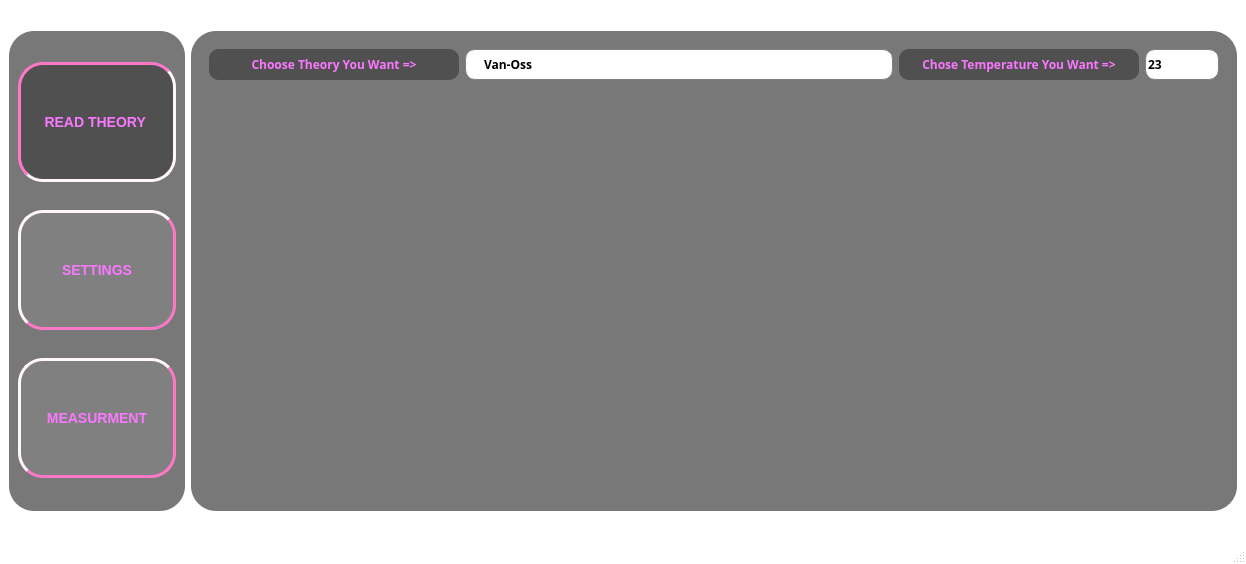
Qt form interfaces/MainWindow_v2.ui (plailok/python_SurfaceFreeEnergy_pyqt) before a commit.
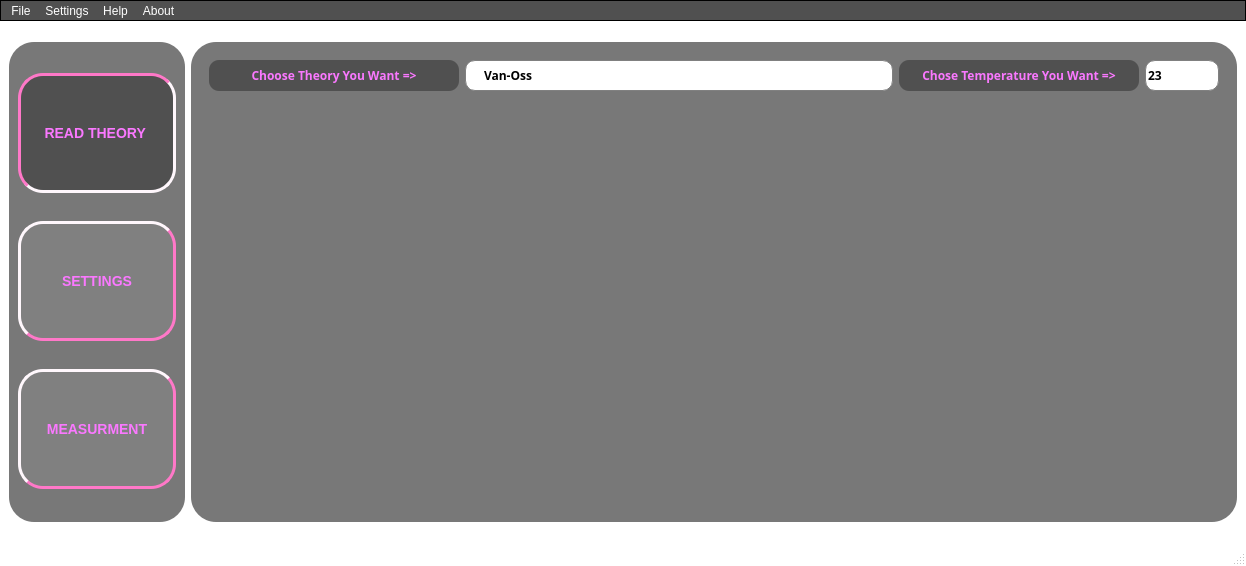
The same form after that commit.

Commit message: added topbar to main window

What changed in the file:
```diff
--- a/interfaces/MainWindow_v2.ui
+++ b/interfaces/MainWindow_v2.ui
@@ -7,7 +7,7 @@
     <x>0</x>
     <y>0</y>
     <width>1246</width>
-    <height>564</height>
+    <height>566</height>
    </rect>
   </property>
   <property name="windowTitle">
@@ -21,6 +21,20 @@
 QMainWindow{
 	background-color:rgb(255,255,255)
 }
+QMenuBar {
+    background-color: rgb(80,80,80);
+    color: rgb(150,255,150);
+    border: 1px solid ;
+}
+QMenuBar::item {
+	background-color: rgb(80,80,80);
+    color: rgb(255,255,255);
+}
+QMenuBar::item::selected {
+	background-color: rgb(30,30,30);
+}
+QAction{
+	color:rgb(200,150,100);}
 </string>
   </property>
   <widget class="QWidget" name="centralwidget">
@@ -382,9 +396,49 @@
      <x>0</x>
      <y>0</y>
      <width>1246</width>
-     <height>26</height>
+     <height>28</height>
     </rect>
    </property>
+   <widget class="QMenu" name="menuFile">
+    <property name="title">
+     <string>File</string>
+    </property>
+    <addaction name="actionNew"/>
+    <addaction name="actionOpenProject"/>
+    <addaction name="actionSave_Project_As"/>
+    <addaction name="actionSave_Project"/>
+    <addaction name="actionExit"/>
+   </widget>
+   <widget class="QMenu" name="menuSettings">
+    <property name="title">
+     <string>Settings</string>
+    </property>
+    <widget class="QMenu" name="menuAdd">
+     <property name="title">
+      <string>Add</string>
+     </property>
+     <addaction name="actionConstants"/>
+     <addaction name="actionTemperature"/>
+     <addaction name="actionLiquid"/>
+     <addaction name="actionAdd_Theory_beta"/>
+    </widget>
+    <addaction name="actionColor_Scheme"/>
+    <addaction name="menuAdd"/>
+   </widget>
+   <widget class="QMenu" name="menuAbout">
+    <property name="title">
+     <string>Help</string>
+    </property>
+   </widget>
+   <widget class="QMenu" name="menuHelp">
+    <property name="title">
+     <string>About</string>
+    </property>
+   </widget>
+   <addaction name="menuFile"/>
+   <addaction name="menuSettings"/>
+   <addaction name="menuAbout"/>
+   <addaction name="menuHelp"/>
   </widget>
   <widget class="QStatusBar" name="statusbar"/>
  </widget>
```
Left out of the diff: 65 changed lines with no effect on the pictures. The commit also changes 2 other files.
